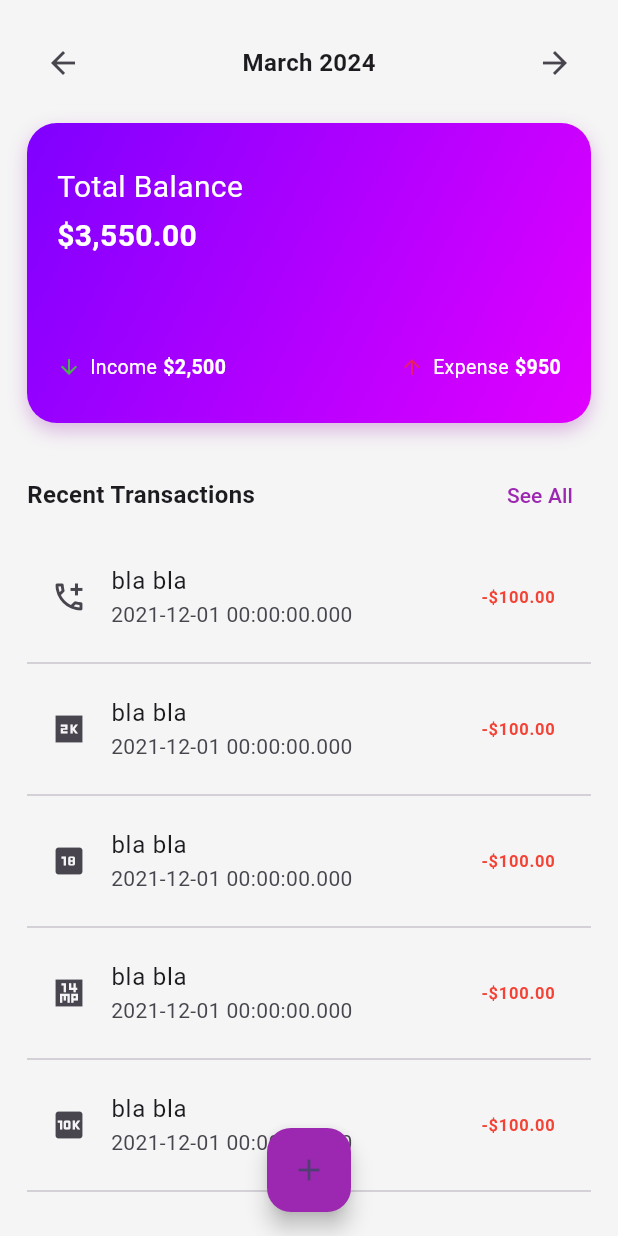
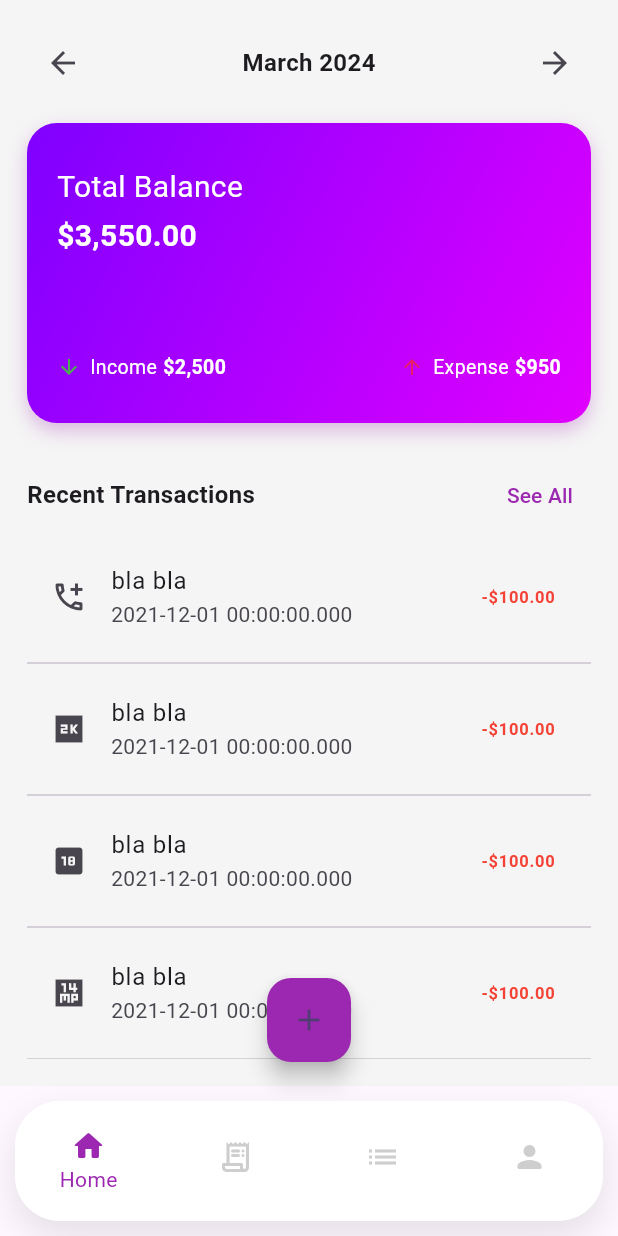
Before and after one commit to Methminpulsara/money-managment, a Flutter app: the DashboardScreen screen opened by its route, after a tap on "See All", on a phone screen of 412 x 824 dp. Run offline on Flutter 3.47's test engine with Material 3 defaults, Android fonts, the phone set to English and light mode, and no system bars.

Commit message:
add new routes , bottom nav

```diff
--- a/lib/screens/dashboard_screen.dart
+++ b/lib/screens/dashboard_screen.dart
@@ -4,6 +4,11 @@ import 'package:untitled/widgets/transaction_widget.dart';
 
 class DashboardScreen extends StatefulWidget {
   const DashboardScreen({super.key});
+
+  Future<void> openTransactions(BuildContext context) async {
+    final result = await Navigator.pushNamed(context, "/transaction");
+    print(result);
+  }
 
   @override
   State<DashboardScreen> createState() => _DashboardScreenState();
@@ -190,7 +195,7 @@ class _DashboardScreenState extends State<DashboardScreen> {
                   TextButton(
                     onPressed: () {
                       // Added routing here
-                      Navigator.pushNamed(context, '/profile');
+                      Navigator.pushNamed(context, '/');
                     },
                     child: const Text(
                       'See All',
@@ -225,7 +230,7 @@ class _DashboardScreenState extends State<DashboardScreen> {
         backgroundColor: Colors.purple,
         onPressed: () {
           // Added routing here
-          Navigator.pushNamed(context, '/add_transaction');
+          Navigator.pushNamed(context, '/success');
         },
         child: const Icon(Icons.add),
       ),
--- /dev/null
+++ b/lib/screens/home.dart
@@ -0,0 +1,77 @@
+import 'package:flutter/material.dart';
+import 'package:untitled/screens/add_transaction_screen.dart';
+import 'package:untitled/screens/dashboard_screen.dart';
+import 'package:untitled/screens/profile_screen.dart';
+import 'package:untitled/screens/transaction_screen.dart';
+
+class Home extends StatefulWidget {
+  const Home({super.key});
+
+  @override
+  State<Home> createState() => _HomePageState();
+}
+
+class _HomePageState  extends State<Home>{
+  int _selectIndecx = 0;
+
+  final List<Widget> _pages  =[
+    DashboardScreen(),
+    TransactionScreen(),
+    AddTransactionScreen(),
+    ProfileScreen()
+  ];
+
+
+  void _onSelecttedPage(int index){
+    setState(() {
+      _selectIndecx = index;
+    });
+  }
+
+  @override
+  Widget build(BuildContext context){
+    return Scaffold(
+      body:IndexedStack(
+        index:_selectIndecx,
+        children: _pages,
+      ),
+      bottomNavigationBar: Container(
+        margin: const EdgeInsets.all(10), // පැතිවලින් ඉඩ තියනවා
+        height: 80,
+        decoration: BoxDecoration(
+          color: Colors.white,
+          borderRadius: BorderRadius.circular(30),
+          boxShadow: [
+            BoxShadow(
+              color: Colors.black.withOpacity(0.1),
+              blurRadius: 20,
+              offset: const Offset(0, 10),
+            ),
+          ],
+        ),
+        child: ClipRRect(
+          borderRadius: BorderRadius.circular(30),
+          child: BottomNavigationBar(
+            currentIndex: _selectIndecx,
+            onTap: _onSelecttedPage,
+            backgroundColor: Colors.white,
+            selectedItemColor: Colors.purple, // තෝරපු icon එකේ පාට
+            unselectedItemColor: Colors.grey.withOpacity(0.5),
+            showSelectedLabels: true,
+            showUnselectedLabels: false, // Modern ලුක් එකක් ගන්න මේක false කරන්න
+            type: BottomNavigationBarType.fixed,
+            elevation: 0,
+            items: const [
+              BottomNavigationBarItem(icon: Icon(Icons.home_rounded), label: "Home"),
+              BottomNavigationBarItem(icon: Icon(Icons.receipt_long_rounded), label: "Transactions"),
+              BottomNavigationBarItem(icon: Icon(Icons.list), label: "Add"),
+              BottomNavigationBarItem(icon: Icon(Icons.person_rounded), label: "Profile"),
+
+            ],
+          ),
+        ),
+      ),
+    );
+  }
+
+}
--- /dev/null
+++ b/lib/screens/transaction_screen.dart
@@ -0,0 +1,45 @@
+import 'package:flutter/material.dart';
+import 'package:untitled/data/model/transaction_model.dart';
+import 'package:untitled/widgets/transaction_widget.dart';
+
+class TransactionScreen extends StatelessWidget {
+
+  const TransactionScreen({super.key});
+
+  @override
+  Widget build(BuildContext context) {
+    return Scaffold(
+      backgroundColor: const Color(0xffF3F3F7),
+      appBar: AppBar(
+        backgroundColor: Colors.white,
+        elevation: 0,
+        leading: IconButton(
+          icon: const Icon(Icons.arrow_back, color: Colors.black),
+          onPressed: () {
+            Navigator.pop(context, "Transaction page closed");
+          },
+        ),
+
+        title: const Text(
+          "All Transactions",
+          style: TextStyle(color: Colors.black, fontWeight: FontWeight.bold),
+        ),
+        centerTitle: true,
+      ),
+      body: Padding(
+        padding: const EdgeInsets.all(16.0),
+        child: Column(
+          children: [
+            TextFormField(
+              decoration: InputDecoration(
+                label: Text("Name"),
+                hintText: "Enter Your name",
+
+              ),
+            )
+          ],
+        ),
+      ),
+    );
+  }
+}
--- /dev/null
+++ b/lib/screens/transactions_success.dart
@@ -0,0 +1,159 @@
+import 'package:flutter/material.dart';
+import 'package:untitled/data/model/transaction_model.dart';
+
+class TransactionSuccessScreen extends StatelessWidget {
+  const TransactionSuccessScreen({super.key});
+  @override
+  Widget build(BuildContext context) {
+    // 1. Use 'as Map?' to handle null safely
+    final args = ModalRoute.of(context)?.settings.arguments as Map?;
+
+    // 2. Check if arguments are missing to prevent the crash
+    if (args == null) {
+      return const Scaffold(
+        body: Center(child: Text("Error: No data received!")),
+      );
+    }
+
+    // 3. Extract the model from the map correctly
+    final transaction = args["transaction"] as TransactionModel;
+
+    return Scaffold(
+      body: Center(
+        child: Column(
+          mainAxisAlignment: MainAxisAlignment.center,
+          children: [
+            Icon(
+              transaction.isExpense ? Icons.remove_circle : Icons.add_circle,
+              color: transaction.isExpense ? Colors.red : Colors.green,
+              size: 60,
+            ),
+            const SizedBox(height: 20),
+            Text(
+              transaction.isExpense ? "Expense Added!" : "Income Added!",
+              style: const TextStyle(fontSize: 20, fontWeight: FontWeight.bold),
+            ),
+            Text("Amount: \$${transaction.amount}"),
+          ],
+        ),
+      ),
+    );
+
+
+
+
+
+
+
+
+
+
+
+    // return Scaffold(
+    //   backgroundColor: Colors.white,
+    //   body: SafeArea(
+    //     child: Padding(
+    //       padding: const EdgeInsets.symmetric(horizontal: 30),
+    //       child: Column(
+    //         mainAxisAlignment: MainAxisAlignment.center,
+    //         children: [
+    //           // Success Icon Animation Area
+    //           Container(
+    //             height: 100,
+    //             width: 100,
+    //             decoration: BoxDecoration(
+    //               color: Colors.green.withOpacity(0.1),
+    //               shape: BoxShape.circle,
+    //             ),
+    //             child: const Icon(
+    //               Icons.check_circle,
+    //               color: Colors.green,
+    //               size: 80,
+    //             ),
+    //           ),
+    //           const SizedBox(height: 24),
+    //           const Text(
+    //             "Transaction Successful!",
+    //             style: TextStyle(
+    //               fontSize: 22,
+    //               fontWeight: FontWeight.bold,
+    //               color: Colors.black87,
+    //             ),
+    //           ),
+    //           const SizedBox(height: 8),
+    //           const Text(
+    //             "Your transaction has been completed successfully.",
+    //             textAlign: TextAlign.center,
+    //             style: TextStyle(color: Colors.grey),
+    //           ),
+    //
+    //           const SizedBox(height: 40),
+    //
+    //           // Transaction Detail Card
+    //           Container(
+    //             padding: const EdgeInsets.all(20),
+    //             decoration: BoxDecoration(
+    //               color: const Color(0xffF3F3F7),
+    //               borderRadius: BorderRadius.circular(20),
+    //             ),
+    //             child: Column(
+    //               children: [
+    //                 _buildDetailRow("Title", transaction.title),
+    //                 const Divider(height: 30),
+    //                 _buildDetailRow("Amount", "\$${transaction.amount.toStringAsFixed(2)}"),
+    //                 const Divider(height: 30),
+    //                 _buildDetailRow("Type", transaction.isExpense ? "Expense" : "Income"),
+    //                 const Divider(height: 30),
+    //                 _buildDetailRow("Date", "${transaction.date.day}/${transaction.date.month}/${transaction.date.year}"),
+    //               ],
+    //             ),
+    //           ),
+    //
+    //           const SizedBox(height: 50),
+    //
+    //           // Home එකට යන Button එක (ඔයා කලින් ඉල්ලපු style එකටමයි තියෙන්නෙ)
+    //           ElevatedButton(
+    //             onPressed: () {
+    //               Navigator.pushNamedAndRemoveUntil(
+    //                 context,
+    //                 '/dashboard',
+    //                     (route) => false,
+    //               );
+    //             },
+    //             style: ElevatedButton.styleFrom(
+    //               backgroundColor: Colors.purple,
+    //               minimumSize: const Size(double.infinity, 55),
+    //               shape: RoundedRectangleBorder(
+    //                 borderRadius: BorderRadius.circular(25),
+    //               ),
+    //             ),
+    //             child: const Text(
+    //               "Back to Home",
+    //               style: TextStyle(color: Colors.white, fontSize: 16),
+    //             ),
+    //           ),
+    //         ],
+    //       ),
+    //     ),
+    //   ),
+    // );
+  }
+
+  // Details පෙන්නන්න helper widget එකක්
+  Widget _buildDetailRow(String label, String value) {
+    return Row(
+      mainAxisAlignment: MainAxisAlignment.spaceBetween,
+      children: [
+        Text(label, style: const TextStyle(color: Colors.grey, fontSize: 14)),
+        Text(
+          value,
+          style: const TextStyle(
+            fontWeight: FontWeight.bold,
+            fontSize: 14,
+            color: Colors.black87,
+          ),
+        ),
+      ],
+    );
+  }
+}
```
Also changed, not shown: lib/main.dart (+10 -3 lines), lib/screens/add_transaction_screen.dart (+16 -5 lines).
